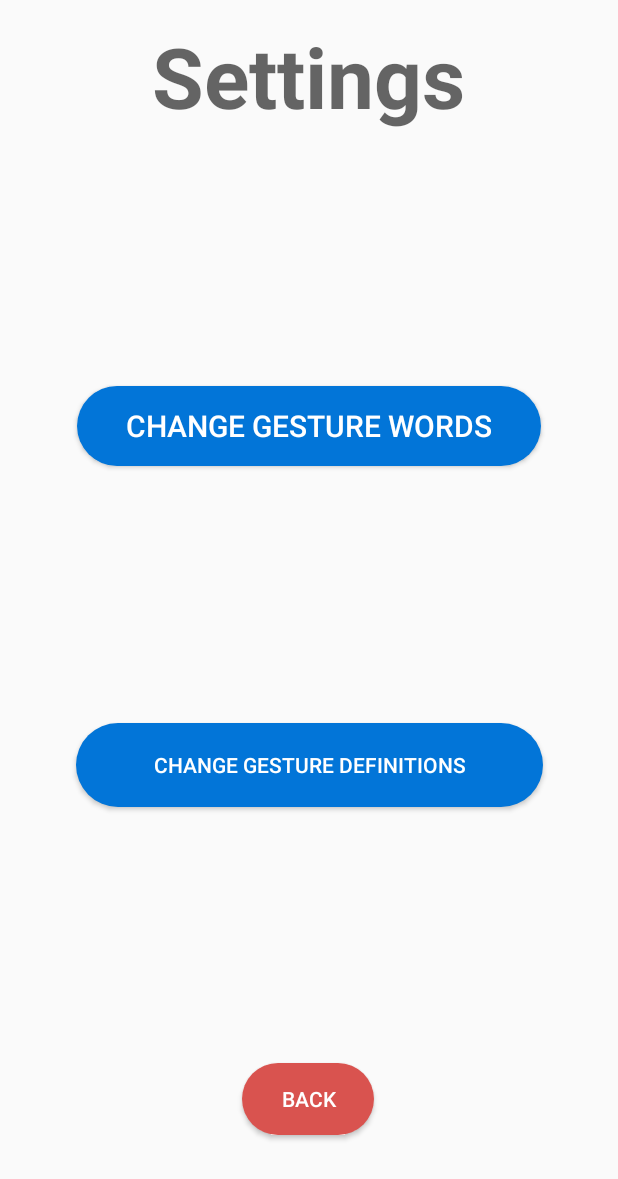
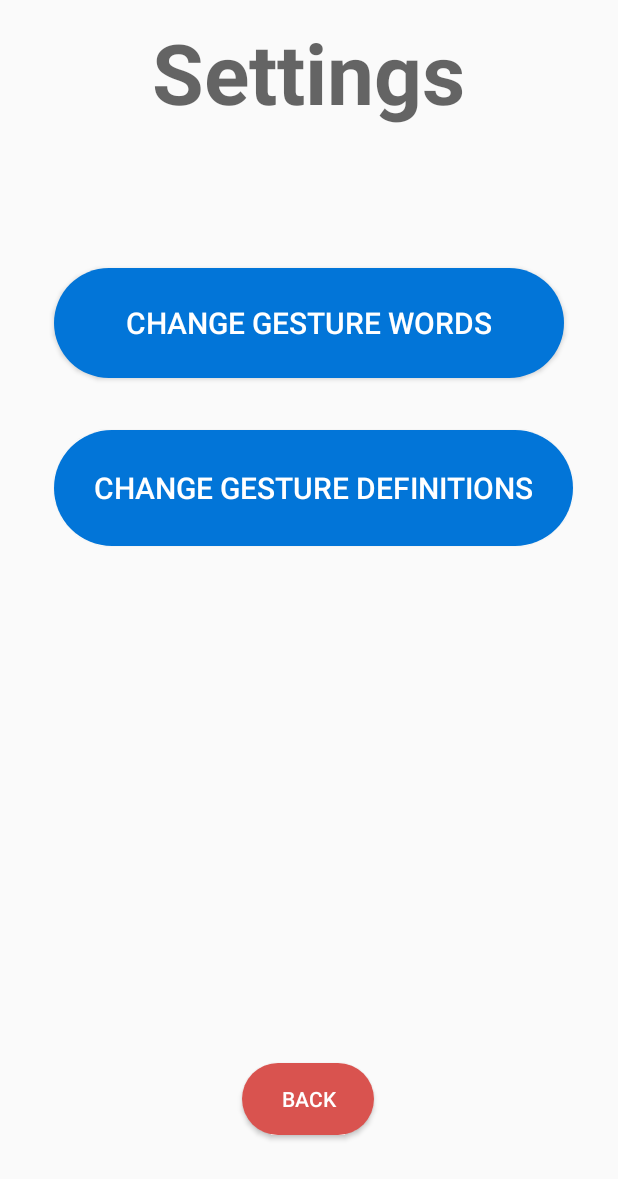
Before and after one commit to dbswjd28/TalkMotionApp_2, an Android app: the screen it shows after launch (MainActivity), after a tap on "SETTINGS", on a phone screen of 412 x 824 dp. Shown: the top 1179 px of the screen. Run offline under Robolectric (Android 15) with nearby library versions, the phone set to English and light mode, and no system bars.

Commit message:
Updated_UI

```diff
--- a/app/src/main/java/com/example/please/MainActivity.java
+++ b/app/src/main/java/com/example/please/MainActivity.java
@@ -135,10 +135,12 @@ public class MainActivity extends android.app.Activity implements SensorEventLis
             wasY = false;
             wasX = false;
             b.setText(R.string.off);
+            b.setBackground(getResources().getDrawable(R.drawable.rounded_corners_red));
         }
         else {
             isOn = true;
             b.setText(R.string.on);
+            b.setBackground(getResources().getDrawable(R.drawable.rounded_corners_green));
         }
     }
 
--- a/app/src/main/res/drawable/rounded_corners_red.xml
+++ b/app/src/main/res/drawable/rounded_corners_red.xml
@@ -1,5 +1,5 @@
 <?xml version="1.0" encoding="utf-8"?>
 <shape xmlns:android="http://schemas.android.com/apk/res/android">
-    <corners android:radius="100dp" />
+    <corners android:radius="50dp" />
     <solid android:color="#d9534f" />
 </shape>
--- a/app/src/main/res/layout/activity_main.xml
+++ b/app/src/main/res/layout/activity_main.xml
@@ -20,10 +20,10 @@
         android:textSize="20sp"
         app:layout_constraintBottom_toTopOf="@+id/OnOff"
         app:layout_constraintEnd_toEndOf="parent"
-        app:layout_constraintHorizontal_bias="0.028"
+        app:layout_constraintHorizontal_bias="0.16"
         app:layout_constraintStart_toStartOf="parent"
         app:layout_constraintTop_toTopOf="parent"
-        app:layout_constraintVertical_bias="0.036" />
+        app:layout_constraintVertical_bias="0.17" />
 
     <Button
         android:id="@+id/OnOff"
@@ -37,7 +37,7 @@
         android:textSize="60sp"
         app:layout_constraintBottom_toBottomOf="parent"
         app:layout_constraintEnd_toEndOf="parent"
-        app:layout_constraintHorizontal_bias="0.497"
+        app:layout_constraintHorizontal_bias="0.496"
         app:layout_constraintStart_toStartOf="parent"
         app:layout_constraintTop_toTopOf="parent"
         app:layout_constraintVertical_bias="1.0" />
--- a/app/src/main/res/layout/settings.xml
+++ b/app/src/main/res/layout/settings.xml
@@ -49,8 +49,8 @@
 
     <Button
         android:id="@+id/change_gesture"
-        android:layout_width="309dp"
-        android:layout_height="53dp"
+        android:layout_width="340dp"
+        android:layout_height="73dp"
         android:layout_marginStart="50dp"
         android:layout_marginLeft="50dp"
         android:layout_marginTop="8dp"
@@ -66,19 +66,22 @@
         app:layout_constraintEnd_toEndOf="parent"
         app:layout_constraintStart_toStartOf="parent"
         app:layout_constraintTop_toTopOf="parent"
-        app:layout_constraintVertical_bias="0.33" />
+        app:layout_constraintVertical_bias="0.232" />
 
     <Button
         android:id="@+id/button"
-        android:layout_width="311dp"
-        android:layout_height="56dp"
+        android:layout_width="346dp"
+        android:layout_height="77dp"
         android:background="@drawable/rounded_corners"
         android:onClick="changeGestureDef"
         android:text="@string/change_gesture_def"
         android:textColor="#FFFFFF"
+        android:textSize="20sp"
         app:layout_constraintBottom_toTopOf="@+id/change_main"
         app:layout_constraintEnd_toEndOf="@+id/change_gesture"
+        app:layout_constraintHorizontal_bias="0.0"
         app:layout_constraintStart_toStartOf="@+id/change_gesture"
-        app:layout_constraintTop_toBottomOf="@+id/change_gesture" />
+        app:layout_constraintTop_toBottomOf="@+id/change_gesture"
+        app:layout_constraintVertical_bias="0.092" />
 
 </androidx.constraintlayout.widget.ConstraintLayout>
```
